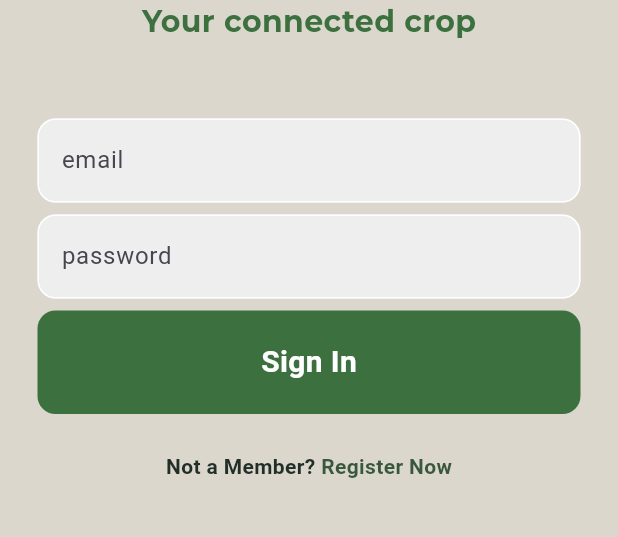
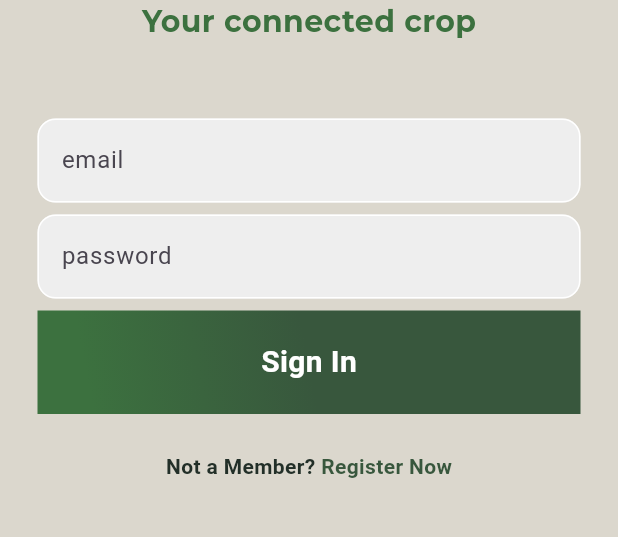
Before and after one commit to Antt02/TFG-ComputerVisionAnswersExtended, a Flutter app: the screen it shows after launch, on a phone screen of 412 x 824 dp, the part 534-1071 px from its top. Run offline on Flutter 3.47's test engine with Material 3 defaults, Android fonts, the phone set to English and light mode, and no system bars; our stand-ins replace firebase_auth, firebase_core, flutter_svg, google_fonts; accounts and stored records are empty.

Commit message:
Customized LogIn button

```diff
--- a/Programming/CropConnect/lib/login_page.dart
+++ b/Programming/CropConnect/lib/login_page.dart
@@ -125,8 +125,19 @@ class _LoginPageState extends State<LoginPage> {
                     child: Container(
                       padding: EdgeInsets.all(20),
                       decoration: BoxDecoration(
-                          color: AppColors.baseGreen,
-                          borderRadius: BorderRadius.circular(12)),
+                        gradient: LinearGradient(
+                          begin: Alignment.topRight,
+                          end: Alignment.bottomLeft,
+                          stops: [
+                            0.5,
+                            0.9,
+                          ],
+                          colors: [
+                            AppColors.darkGreen2,
+                            AppColors.baseGreen
+                          ],
+                        ),
+                      ),
                       child: Center(
                         child: Text(
                           'Sign In',
```
